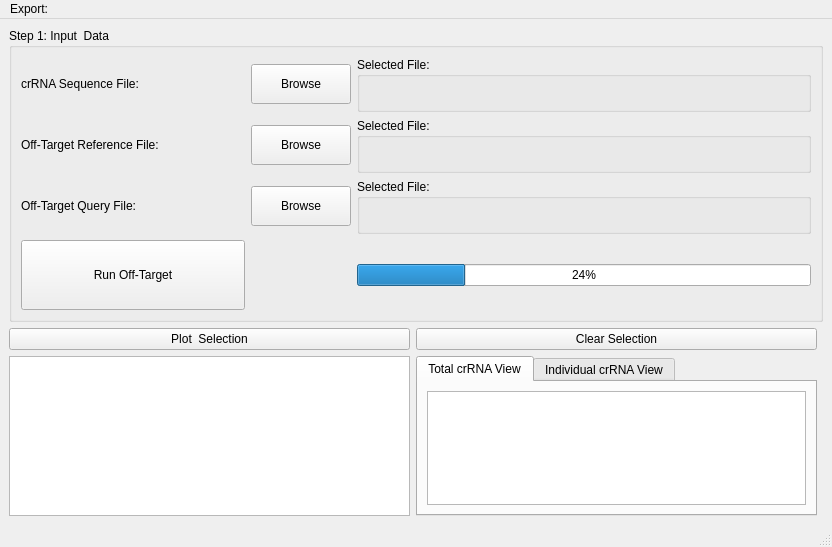
First picture: the form in MyMainWindow.ui, repository mwermert/COSC594_finalproject, before the edit.
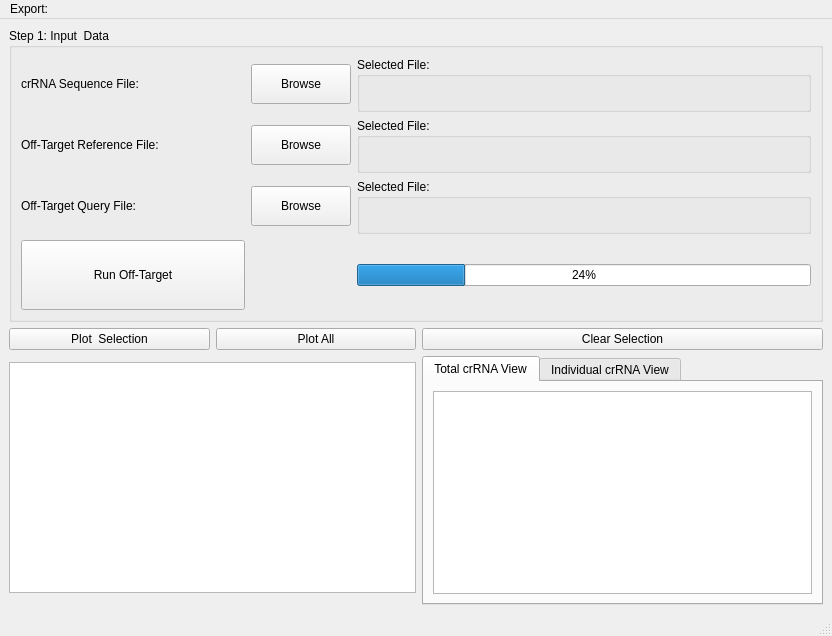
Second picture: the form after the edit. The open tabs and pages were chosen to show the change.

What changed in the file:
```diff
--- a/MyMainWindow.ui
+++ b/MyMainWindow.ui
@@ -7,7 +7,7 @@
     <x>0</x>
     <y>0</y>
     <width>832</width>
-    <height>547</height>
+    <height>636</height>
    </rect>
   </property>
   <property name="windowTitle">
@@ -15,7 +15,7 @@
   </property>
   <widget class="QWidget" name="centralwidget">
    <layout class="QGridLayout" name="gridLayout">
-    <item row="0" column="0" colspan="3">
+    <item row="0" column="0" colspan="4">
      <widget class="QGroupBox" name="groupBox">
       <property name="maximumSize">
        <size>
@@ -176,21 +176,25 @@
       </layout>
      </widget>
     </item>
-    <item row="2" column="0" rowspan="4">
-     <widget class="QGraphicsView" name="graphicsView"/>
+    <item row="1" column="0">
+     <widget class="QPushButton" name="plot_selection">
+      <property name="text">
+       <string>Plot  Selection</string>
+      </property>
+     </widget>
     </item>
-    <item row="2" column="1" rowspan="4">
+    <item row="2" column="2" rowspan="4" colspan="2">
      <widget class="QTabWidget" name="tabWidget">
       <property name="currentIndex">
-       <number>1</number>
+       <number>0</number>
       </property>
       <widget class="QWidget" name="tab">
        <attribute name="title">
         <string>Total crRNA View</string>
        </attribute>
        <layout class="QGridLayout" name="gridLayout_4">
-        <item row="0" column="0">
-         <widget class="QTableWidget" name="crRNAViewer"/>
+        <item row="1" column="0">
+         <widget class="QGraphicsView" name="total_crRNA"/>
         </item>
        </layout>
       </widget>
@@ -200,21 +204,24 @@
        </attribute>
        <layout class="QGridLayout" name="gridLayout_5">
         <item row="0" column="0">
-         <widget class="QGraphicsView" name="graphicsView_2"/>
+         <widget class="QGraphicsView" name="single_crRNA"/>
         </item>
        </layout>
       </widget>
      </widget>
     </item>
-    <item row="1" column="0">
-     <widget class="QPushButton" name="pushButton_5">
-      <property name="text">
-       <string>Plot  Selection</string>
-      </property>
-     </widget>
-    </item>
     <item row="1" column="1">
-     <widget class="QPushButton" name="pushButton_6">
+     <widget class="QPushButton" name="plot_all">
+      <property name="text">
+       <string>Plot All</string>
+      </property>
+     </widget>
+    </item>
+    <item row="3" column="0" colspan="2">
+     <widget class="QTableWidget" name="crRNA_table"/>
+    </item>
+    <item row="1" column="2" colspan="2">
+     <widget class="QPushButton" name="clear_selection">
       <property name="text">
        <string>Clear Selection</string>
       </property>
```
